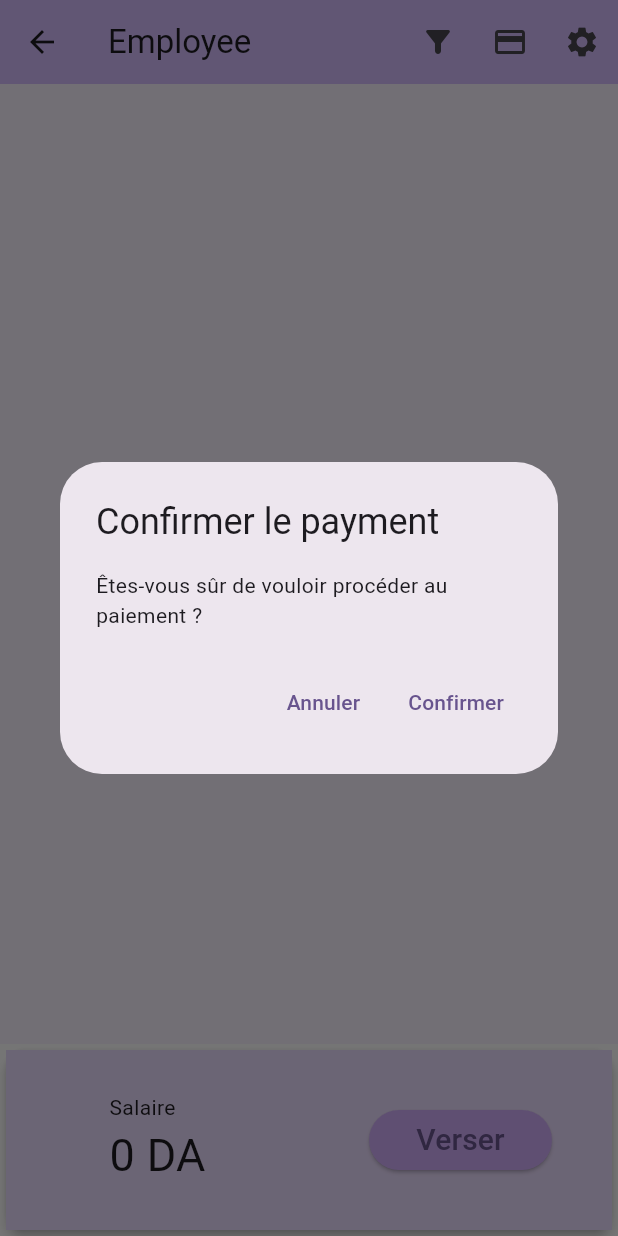
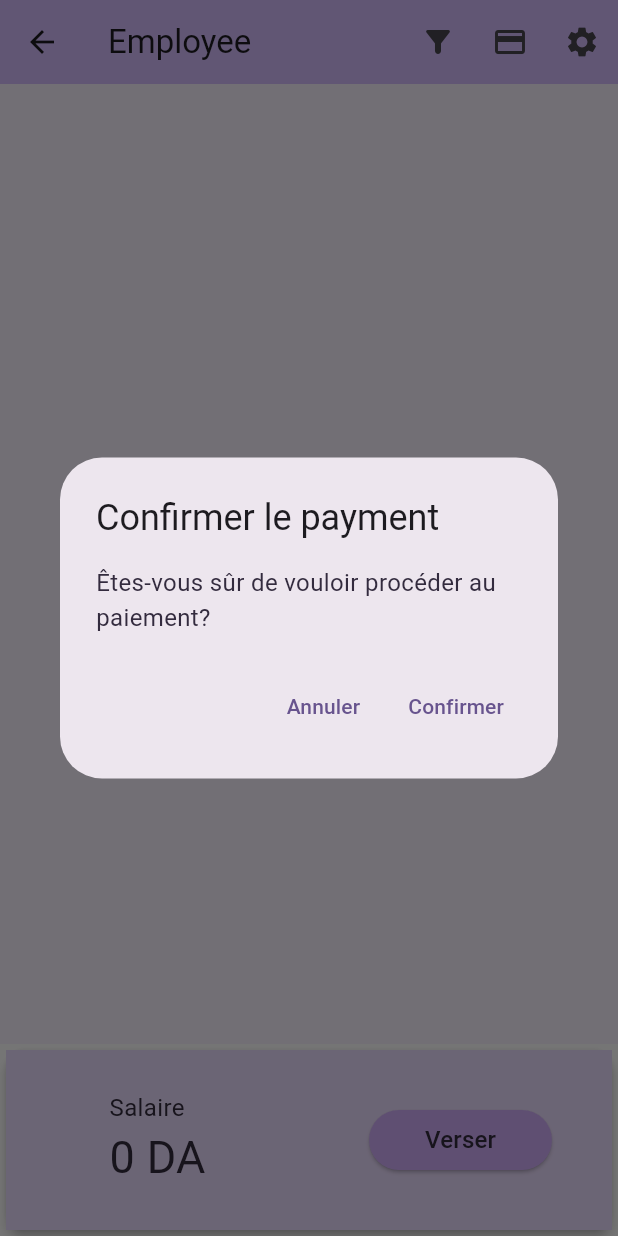
Before and after one commit to Silaagency/manager, a Flutter app: the AdminEmployeeDetailsPage screen opened directly with empty values, after a tap on the "payment" icon, on a phone screen of 412 x 824 dp. Run offline on Flutter 3.47's test engine with Material 3 defaults, Android fonts, the phone set to English and light mode, and no system bars; our stand-ins replace flutter_styled_toast, shared_preferences; accounts and stored records are empty; network calls fail.

Commit message:
fixes colors on mobile

```diff
--- a/lib/addCommission.dart
+++ b/lib/addCommission.dart
@@ -255,7 +255,7 @@ class _AddCommissionPageState extends State<AddCommissionPage> {
                           style: ButtonStyle(
                             backgroundColor: MaterialStateProperty.all<Color>(AppColors.primaryColor)
                           ),
-                          child: const Text('Save'), // Button text
+                          child: Text('Save', style: defaultTextStyle), // Button text
                         )
                       )
                     ],
--- a/lib/addNewCommission.dart
+++ b/lib/addNewCommission.dart
@@ -227,7 +227,7 @@ class _AddNewCommissionPageState extends State<AddNewCommissionPage> {
                           style: ButtonStyle(
                             backgroundColor: MaterialStateProperty.all<Color>(AppColors.primaryColor)
                           ),
-                          child: const Text('Save'), // Button text
+                          child: Text('Save', style: defaultTextStyle), // Button text
                         )
                       )
                     ],
--- a/lib/adminEmployeeDetails.dart
+++ b/lib/adminEmployeeDetails.dart
@@ -192,19 +192,19 @@ class _AdminEmployeeDetailsPageState extends State<AdminEmployeeDetailsPage> wit
         context: context,
         builder: (BuildContext context) {
           return AlertDialog(
-            title: const Text('Confirmer le payment'),
-            content: const Text('Êtes-vous sûr de vouloir procéder au paiement ?'),
+            title: Text('Confirmer le payment'),
+            content: Text('Êtes-vous sûr de vouloir procéder au paiement?'),
             actions: [
               TextButton(
                 onPressed: () => Navigator.pop(context),
-                child: const Text('Annuler'),
+                child: Text('Annuler'),
               ),
               TextButton(
                 onPressed:  () async{
                   await performPayment();
                   Navigator.pop(context);
                 },
-                child: const Text('Confirmer'),
+                child: Text('Confirmer'),
               ),
             ],
           );
@@ -224,7 +224,7 @@ class _AdminEmployeeDetailsPageState extends State<AdminEmployeeDetailsPage> wit
       backgroundColor: AppColors.zeroColor,
       appBar: AppBar(
         backgroundColor: Theme.of(context).colorScheme.inversePrimary,
-        title: const Text("Employee "),
+        title: Text("Employee"),
         actions: [
           IconButton(
             icon: const Icon(Icons.filter_alt_rounded),
@@ -342,18 +342,15 @@ class _AdminEmployeeDetailsPageState extends State<AdminEmployeeDetailsPage> wit
                                       ).then((value) {
                                         if (value != null && value != 0) {
                                           verser(value);
-                                          ScaffoldMessenger.of(context).showSnackBar(
-                                            SnackBar(content: Text('Vous avez verser: $value DA')),
-                                          );
                                         }
                                       });
                                     },
                                     style: ButtonStyle(
                                       backgroundColor: MaterialStateProperty.all<Color>(AppColors.primaryColor)
                                     ),
-                                    child: const Text(
+                                    child: Text(
                                       'Verser',
-                                      style: TextStyle(fontSize: 20),
+                                      style: defaultTextStyle,
                                     ), // Button text
                                   ),
                                 ),
@@ -414,8 +411,7 @@ class _AdminEmployeeDetailsPageState extends State<AdminEmployeeDetailsPage> wit
                                       child: FittedBox(
                                         fit: BoxFit.fitWidth,
                                         child: Text(
-                                          'Absence (' + (employee?.paymentInfo.absence.toString() ?? '0') + ')',
-                                          style: TextStyle(fontSize: 16),
+                                          'Absence (' + (employee?.paymentInfo.absence.toString() ?? '0') + ')', style: defaultTextStyle
                                         ),
                                       )
                                     ),
--- a/lib/adminEmployees.dart
+++ b/lib/adminEmployees.dart
@@ -74,7 +74,7 @@ class _AdminEmployeesPageState extends State<AdminEmployeesPage> with RouteAware
       backgroundColor: AppColors.zeroColor,
       appBar: AppBar(
         backgroundColor: Theme.of(context).colorScheme.inversePrimary,
-        title: const Text('Employés'),
+        title: Text('Employés', style: defaultTextStyle),
         actions: [
           IconButton(
             icon: const Icon(Icons.more_vert),
--- a/lib/constants.dart
+++ b/lib/constants.dart
@@ -7,5 +7,11 @@ class AppColors {
   static const Color primaryColor = Color(0xffcfacf8);
   static const Color zeroColor = Color.fromARGB(255, 124,103,148);
   static const Color black = Color(0xff000000);
+}
 
-}
+final TextStyle defaultTextStyle = TextStyle(
+  color: Color.fromARGB(255, 51,43,62), // Set the desired color
+  fontFamily: 'Roboto', // Set the desired font family
+  fontSize: 16.0, // Set the desired font size
+  // Add any other desired properties
+);
--- a/lib/register.dart
+++ b/lib/register.dart
@@ -222,7 +222,7 @@ class _RegisterPageState extends State<RegisterPage> {
                       style: ButtonStyle(
                         backgroundColor: MaterialStateProperty.all<Color>(AppColors.primaryColor)
                       ),
-                      child: const Text("S'inscrire"), // Button text
+                      child: Text("S'inscrire", style: defaultTextStyle), // Button text
                     ),
                   )
                 ],
```
Also changed, not shown: lib/adminMain.dart (+4 -4 lines), lib/main.dart (+7 -3 lines).
